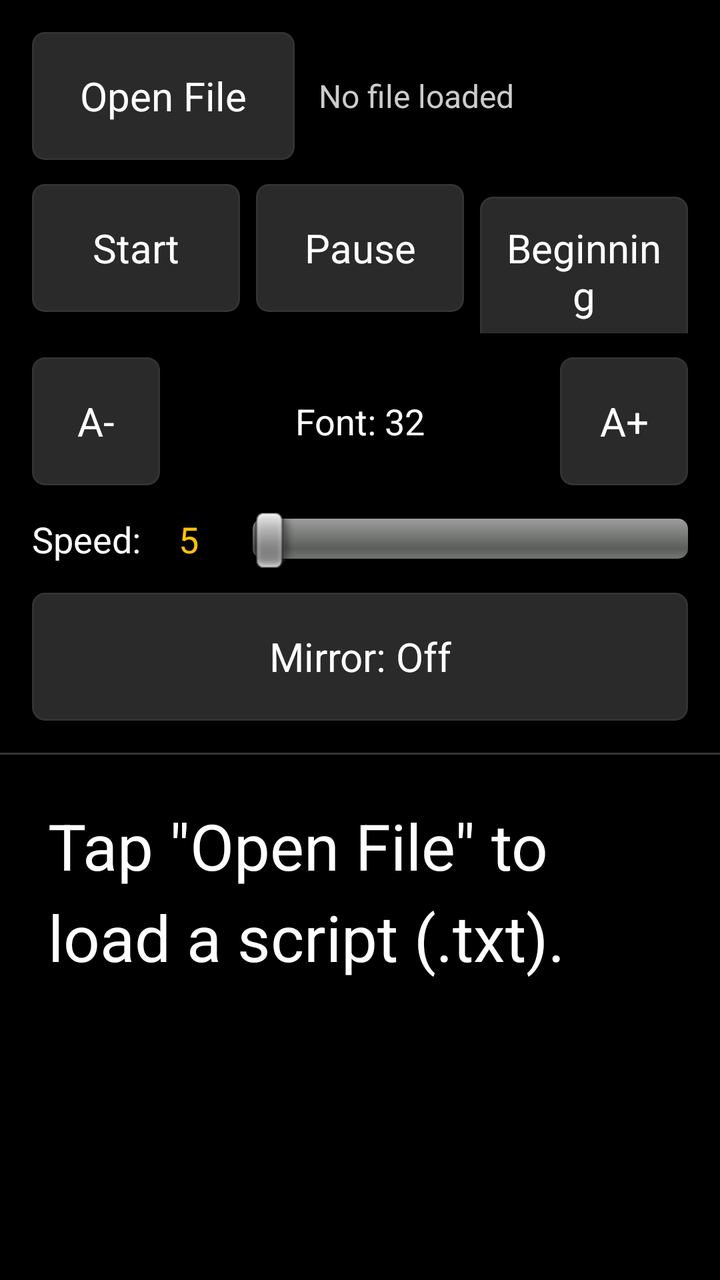
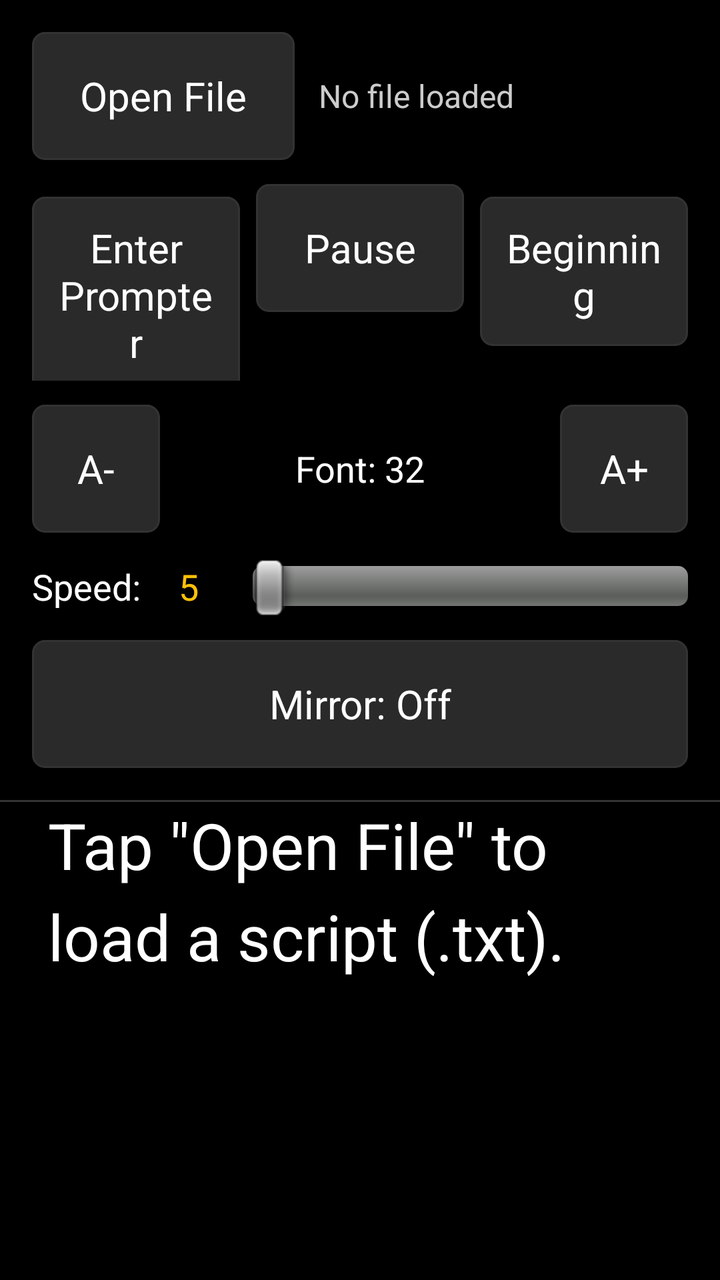

Two renders of the same Android screen: before a commit and after it. Below are the layout's source before the change and the commit's diff.
<!-- AndroidManifest.xml: application theme AppTheme -->
<!-- res/layout/activity_main.xml -->
<?xml version="1.0" encoding="utf-8"?>
<LinearLayout xmlns:android="http://schemas.android.com/apk/res/android"
    android:layout_width="match_parent"
    android:layout_height="match_parent"
    android:orientation="vertical"
    android:background="@color/background_black">

    <LinearLayout
        android:id="@+id/controlsPanel"
        android:layout_width="match_parent"
        android:layout_height="wrap_content"
        android:orientation="vertical"
        android:background="@color/background_black"
        android:padding="@dimen/control_padding">

        <LinearLayout
            android:layout_width="match_parent"
            android:layout_height="wrap_content"
            android:orientation="horizontal"
            android:gravity="center_vertical">

            <Button
                android:id="@+id/btnOpenFile"
                style="@style/ControlButton"
                android:layout_width="0dp"
                android:layout_height="wrap_content"
                android:layout_weight="1"
                android:text="@string/btn_open_file" />

            <TextView
                android:id="@+id/currentFileLabel"
                android:layout_width="0dp"
                android:layout_height="wrap_content"
                android:layout_weight="1.4"
                android:layout_marginLeft="12dp"
                android:layout_marginStart="12dp"
                android:text="@string/no_file_loaded"
                android:textColor="@color/text_light_gray"
                android:textSize="16sp"
                android:gravity="center_vertical"
                android:maxLines="1"
                android:ellipsize="middle" />
        </LinearLayout>

        <LinearLayout
            android:layout_width="match_parent"
            android:layout_height="wrap_content"
            android:orientation="horizontal"
            android:layout_marginTop="12dp">

            <Button
                android:id="@+id/btnStart"
                style="@style/ControlButton"
                android:layout_width="0dp"
                android:layout_height="wrap_content"
                android:layout_weight="1"
                android:layout_marginRight="8dp"
                android:layout_marginEnd="8dp"
                android:text="@string/btn_start" />

            <Button
                android:id="@+id/btnPause"
                style="@style/ControlButton"
                android:layout_width="0dp"
                android:layout_height="wrap_content"
                android:layout_weight="1"
                android:layout_marginRight="8dp"
                android:layout_marginEnd="8dp"
                android:text="@string/btn_pause" />

            <Button
                android:id="@+id/btnBeginning"
                style="@style/ControlButton"
                android:layout_width="0dp"
                android:layout_height="wrap_content"
                android:layout_weight="1"
                android:text="@string/btn_beginning" />
        </LinearLayout>

        <LinearLayout
            android:layout_width="match_parent"
            android:layout_height="wrap_content"
            android:orientation="horizontal"
            android:layout_marginTop="12dp"
            android:gravity="center_vertical">

            <Button
                android:id="@+id/btnFontDecrease"
                style="@style/ControlButton"
                android:layout_width="wrap_content"
                android:layout_height="wrap_content"
                android:minWidth="64dp"
                android:text="@string/btn_font_decrease" />

            <TextView
                android:id="@+id/fontSizeLabel"
                android:layout_width="0dp"
                android:layout_height="wrap_content"
                android:layout_weight="1"
                android:gravity="center"
                android:textColor="@color/text_white"
                android:textSize="18sp"
                android:text="@string/font_size_default_label" />

            <Button
                android:id="@+id/btnFontIncrease"
                style="@style/ControlButton"
                android:layout_width="wrap_content"
                android:layout_height="wrap_content"
                android:minWidth="64dp"
                android:text="@string/btn_font_increase" />
        </LinearLayout>

        <LinearLayout
            android:layout_width="match_parent"
            android:layout_height="wrap_content"
            android:orientation="horizontal"
            android:layout_marginTop="12dp"
            android:gravity="center_vertical">

            <TextView
                android:layout_width="wrap_content"
                android:layout_height="wrap_content"
                android:text="@string/speed_prefix"
                android:textColor="@color/text_white"
                android:textSize="18sp" />

            <TextView
                android:id="@+id/speedLabel"
                android:layout_width="48dp"
                android:layout_height="wrap_content"
                android:gravity="center"
                android:textColor="@color/accent_amber"
                android:textSize="18sp"
                android:text="@string/speed_default_label" />

            <SeekBar
                android:id="@+id/speedSeekBar"
                android:layout_width="0dp"
                android:layout_height="wrap_content"
                android:layout_weight="1"
                android:layout_marginLeft="8dp"
                android:layout_marginStart="8dp" />
        </LinearLayout>

        <ToggleButton
            android:id="@+id/mirrorToggle"
            android:layout_width="match_parent"
            android:layout_height="wrap_content"
            android:layout_marginTop="12dp"
            android:minHeight="@dimen/control_button_height"
            android:textOn="@string/mirror_on"
            android:textOff="@string/mirror_off"
            android:textColor="@color/text_white"
            android:background="@drawable/button_background"
            android:textSize="@dimen/control_text_size" />
    </LinearLayout>

    <View
        android:layout_width="match_parent"
        android:layout_height="1dp"
        android:background="@color/divider_color" />

    <FrameLayout
        android:id="@+id/fullScreenContainer"
        android:layout_width="match_parent"
        android:layout_height="0dp"
        android:layout_weight="1"
        android:background="@color/background_black">

        <ScrollView
            android:id="@+id/scrollView"
            android:layout_width="match_parent"
            android:layout_height="match_parent"
            android:background="@color/background_black"
            android:scrollbars="none"
            android:fillViewport="true">

            <TextView
                android:id="@+id/scriptText"
                android:layout_width="match_parent"
                android:layout_height="wrap_content"
                android:padding="24dp"
                android:textColor="@color/text_white"
                android:textSize="@dimen/script_default_text_size"
                android:lineSpacingMultiplier="1.2"
                android:text="@string/default_script_placeholder" />
        </ScrollView>

        <TextView
            android:id="@+id/countdownText"
            android:layout_width="wrap_content"
            android:layout_height="wrap_content"
            android:layout_gravity="center"
            android:visibility="gone"
            android:background="@drawable/countdown_background"
            android:paddingLeft="48dp"
            android:paddingRight="48dp"
            android:paddingTop="16dp"
            android:paddingBottom="16dp"
            android:gravity="center"
            android:textColor="@color/text_white"
            android:textStyle="bold"
            android:textSize="@dimen/countdown_text_size" />

    </FrameLayout>

</LinearLayout>
<!-- resources referenced by this layout -->
<resources>
  <color name="accent_amber">#FFFFC107</color>
  <color name="background_black">#FF000000</color>
  <color name="divider_color">#FF333333</color>
  <color name="text_light_gray">#FFCCCCCC</color>
  <color name="text_white">#FFFFFFFF</color>
  <dimen name="control_button_height">64dp</dimen>
  <dimen name="control_padding">16dp</dimen>
  <dimen name="control_text_size">20sp</dimen>
  <dimen name="countdown_text_size">140sp</dimen>
  <dimen name="script_default_text_size">32sp</dimen>
  <!-- drawable button_background (drawable) -->
  <?xml version="1.0" encoding="utf-8"?>
  <selector xmlns:android="http://schemas.android.com/apk/res/android">
      <item android:state_pressed="true">
          <shape android:shape="rectangle">
              <solid android:color="@color/button_pressed" />
              <corners android:radius="6dp" />
              <stroke android:width="1dp" android:color="@color/accent_amber" />
          </shape>
      </item>
      <item android:state_enabled="false">
          <shape android:shape="rectangle">
              <solid android:color="@color/background_black" />
              <corners android:radius="6dp" />
              <stroke android:width="1dp" android:color="@color/divider_color" />
          </shape>
      </item>
      <item>
          <shape android:shape="rectangle">
              <solid android:color="@color/button_normal" />
              <corners android:radius="6dp" />
              <stroke android:width="1dp" android:color="@color/divider_color" />
          </shape>
      </item>
  </selector>
  <!-- drawable countdown_background (drawable) -->
  <?xml version="1.0" encoding="utf-8"?>
  <shape xmlns:android="http://schemas.android.com/apk/res/android"
      android:shape="rectangle">
      <solid android:color="#CC000000" />
      <corners android:radius="24dp" />
      <stroke android:width="2dp" android:color="@color/accent_amber" />
  </shape>
  <string name="btn_beginning">Beginning</string>
  <string name="btn_font_decrease">A-</string>
  <string name="btn_font_increase">A+</string>
  <string name="btn_open_file">Open File</string>
  <string name="btn_pause">Pause</string>
  <string name="btn_start">Start</string>
  <string name="default_script_placeholder">Tap \"Open File\" to load a script (.txt).</string>
  <string name="font_size_default_label">Font: 32</string>
  <string name="mirror_off">Mirror: Off</string>
  <string name="mirror_on">Mirror: On</string>
  <string name="no_file_loaded">No file loaded</string>
  <string name="speed_default_label">5</string>
  <string name="speed_prefix">Speed:</string>
  <style name="ControlButton">
          <item name="android:minHeight">@dimen/control_button_height</item>
          <item name="android:textSize">@dimen/control_text_size</item>
          <item name="android:textColor">@color/text_white</item>
          <item name="android:background">@drawable/button_background</item>
          <item name="android:padding">12dp</item>
          <item name="android:textAllCaps">false</item>
      </style>
  <style name="AppTheme" parent="android:Theme.Black.NoTitleBar">
          <item name="android:windowBackground">@color/background_black</item>
      </style>
  <color name="button_pressed">#FF444444</color>
  <color name="button_normal">#FF2A2A2A</color>
</resources>

<!-- the commit's change to res/layout/activity_main.xml (unified diff, before → after) -->
@@ -180,7 +180,9 @@
                 android:id="@+id/scriptText"
                 android:layout_width="match_parent"
                 android:layout_height="wrap_content"
-                android:padding="24dp"
+                android:paddingLeft="24dp"
+                android:paddingRight="24dp"
+                android:paddingBottom="24dp"
                 android:textColor="@color/text_white"
                 android:textSize="@dimen/script_default_text_size"
                 android:lineSpacingMultiplier="1.2"
@@ -203,6 +205,25 @@
             android:textStyle="bold"
             android:textSize="@dimen/countdown_text_size" />
 
+        <TextView
+            android:id="@+id/tapInstructionText"
+            android:layout_width="wrap_content"
+            android:layout_height="wrap_content"
+            android:layout_gravity="center"
+            android:visibility="gone"
+            android:clickable="false"
+            android:focusable="false"
+            android:background="@drawable/countdown_background"
+            android:paddingLeft="48dp"
+            android:paddingRight="48dp"
+            android:paddingTop="16dp"
+            android:paddingBottom="16dp"
+            android:gravity="center"
+            android:textColor="@color/text_white"
+            android:textStyle="bold"
+            android:text="@string/tap_to_start"
+            android:textSize="@dimen/tap_instruction_text_size" />
+
     </FrameLayout>
 
 </LinearLayout>
<!-- resource entries referenced after the edit -->
@@ -10,6 +10,7 @@
   <dimen name="control_text_size">20sp</dimen>
   <dimen name="countdown_text_size">140sp</dimen>
   <dimen name="script_default_text_size">32sp</dimen>
+  <dimen name="tap_instruction_text_size">64sp</dimen>
   <!-- drawable button_background (drawable) -->
   <?xml version="1.0" encoding="utf-8"?>
   <selector xmlns:android="http://schemas.android.com/apk/res/android">
@@ -48,7 +49,7 @@
   <string name="btn_font_increase">A+</string>
   <string name="btn_open_file">Open File</string>
   <string name="btn_pause">Pause</string>
-  <string name="btn_start">Start</string>
+  <string name="btn_start">Enter Prompter</string>
   <string name="default_script_placeholder">Tap \"Open File\" to load a script (.txt).</string>
   <string name="font_size_default_label">Font: 32</string>
   <string name="mirror_off">Mirror: Off</string>
@@ -56,6 +57,7 @@
   <string name="no_file_loaded">No file loaded</string>
   <string name="speed_default_label">5</string>
   <string name="speed_prefix">Speed:</string>
+  <string name="tap_to_start">Tap to Start</string>
   <style name="ControlButton">
           <item name="android:minHeight">@dimen/control_button_height</item>
           <item name="android:textSize">@dimen/control_text_size</item>
